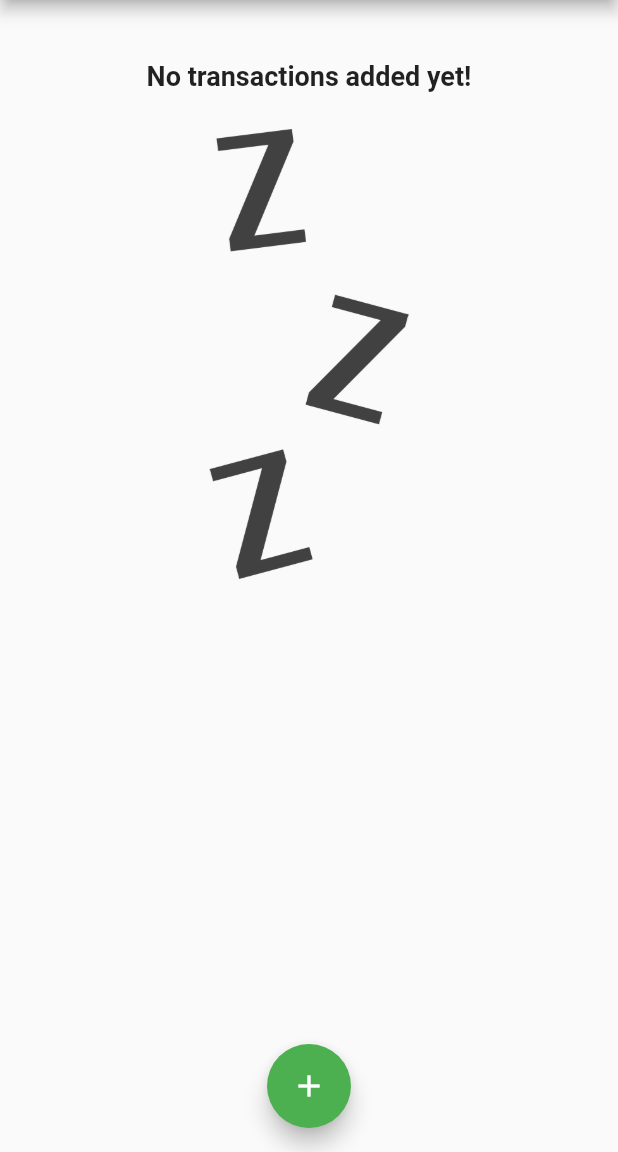
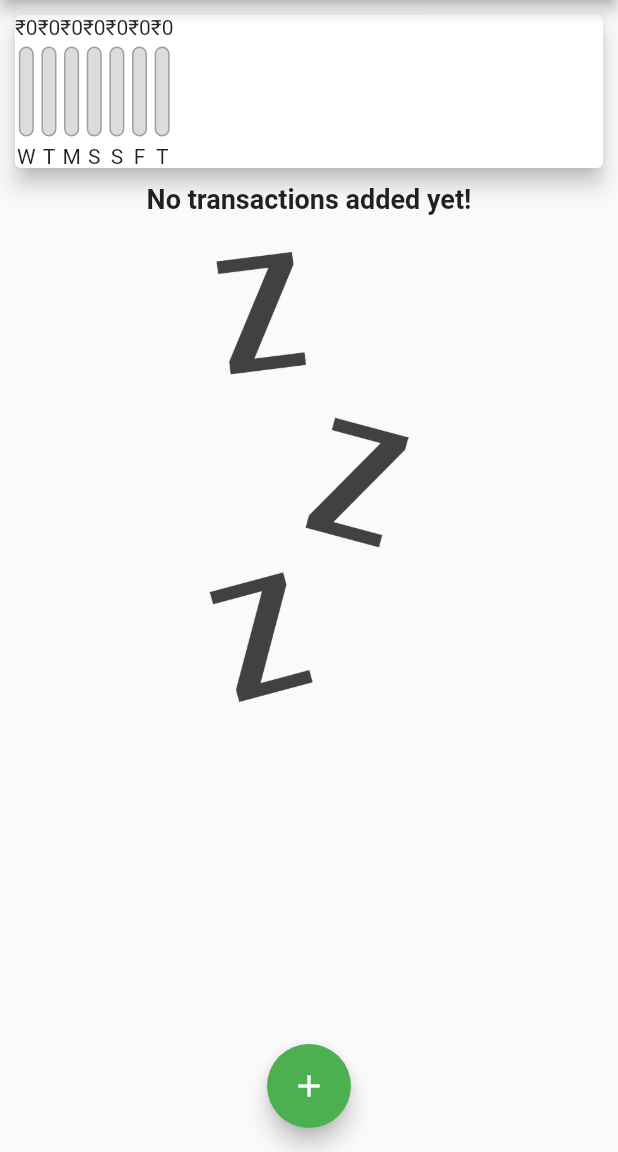
Before and after one commit to Rishab75695/expense_tracker, a Flutter app: the screen it shows after launch, on a phone screen of 412 x 824 dp, the part 84-1236 px from its top. Run offline on Flutter 3.47's test engine with Material 2 defaults, Android fonts, the phone set to English and light mode, and no system bars; Roboto replaces fonts that are missing (OpenSans, Opensans).

Commit message:
added chart widget

```diff
--- a/lib/widgets/chart.dart
+++ b/lib/widgets/chart.dart
@@ -1,6 +1,8 @@
+import 'package:expense_tracker/widgets/chart_bar.dart';
 import 'package:flutter/material.dart';
 import 'package:intl/intl.dart';
 
+import '/widgets/chart_bar.dart';
 import '../models/transaction.dart';
 
 class Chart extends StatelessWidget {
@@ -8,7 +10,7 @@ class Chart extends StatelessWidget {
 
   Chart(this.recentTransactions);
 
-  List<Map<String, Object>> get groupedTransactionValues {
+  List<Map<String, dynamic>> get groupedTransactionValues {
     return List.generate(7, (index) {
       final weekDay = DateTime.now().subtract(
         Duration(days: index),
@@ -23,10 +25,16 @@ class Chart extends StatelessWidget {
         }
       }
 
-      print(DateFormat.E().format(weekDay));
-      print(totalSum);
+      return {
+        'day': DateFormat.E().format(weekDay).substring(0, 1),
+        'amount': totalSum
+      };
+    });
+  }
 
-      return {'day': DateFormat.E().format(weekDay), 'amount': totalSum};
+  double get totalSpending {
+    return groupedTransactionValues.fold(0.0, (sum, item) {
+      return sum + item['amount'];
     });
   }
 
@@ -35,9 +43,15 @@ class Chart extends StatelessWidget {
     print(groupedTransactionValues);
     return Card(
       elevation: 6,
-      margin: EdgeInsets.all(20),
+      margin: EdgeInsets.all(10),
       child: Row(
-        children: <Widget>[],
+        children: groupedTransactionValues.map((data) {
+          return ChartBar(
+            data['day'],
+            data['amount'],
+            totalSpending == 0.0 ? 0.0: data['amount'] / totalSpending,
+          );
+        }).toList(),
       ),
     );
   }
--- /dev/null
+++ b/lib/widgets/chart_bar.dart
@@ -0,0 +1,49 @@
+import 'package:flutter/material.dart';
+
+class ChartBar extends StatelessWidget {
+  final String label;
+  final double spendingAmount;
+  final double spendingPcOfTotal;
+
+  ChartBar(this.label, this.spendingAmount, this.spendingPcOfTotal);
+
+  @override
+  Widget build(BuildContext context) {
+    return Column(
+      children: <Widget>[
+        Text('₹${spendingAmount.toStringAsFixed(0)}'),
+        SizedBox(
+          height: 5,
+        ),
+        Container(
+          height: 60,
+          width: 10,
+          child: Stack(
+            children: <Widget>[
+              Container(
+                decoration: BoxDecoration(
+                  border: Border.all(color: Colors.grey, width: 1.0),
+                  color: Color.fromRGBO(220, 220, 220, 1),
+                  borderRadius: BorderRadius.circular(10),
+                ),
+              ),
+              FractionallySizedBox(
+                heightFactor: spendingPcOfTotal,
+                child: Container(
+                  decoration: BoxDecoration(
+                    color: Theme.of(context).primaryColor,
+                    borderRadius: BorderRadius.circular(10),
+                  ),
+                ),
+              )
+            ],
+          ),
+        ),
+        SizedBox(
+          height: 5,
+        ),
+        Text(label),
+      ],
+    );
+  }
+}
```
